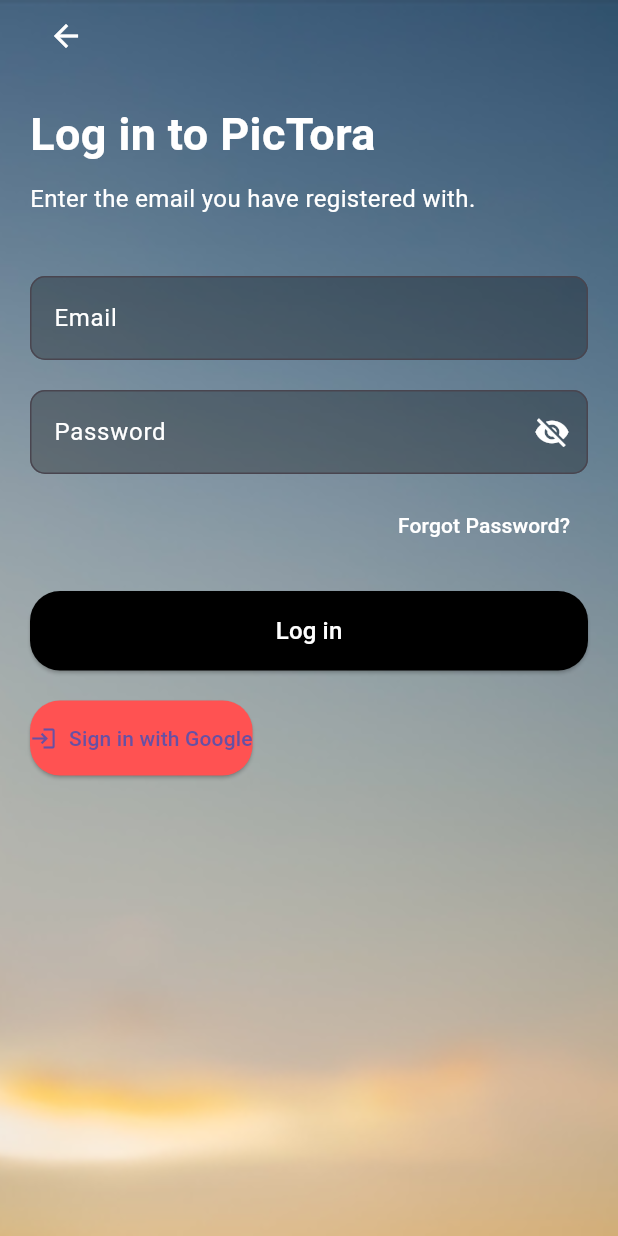
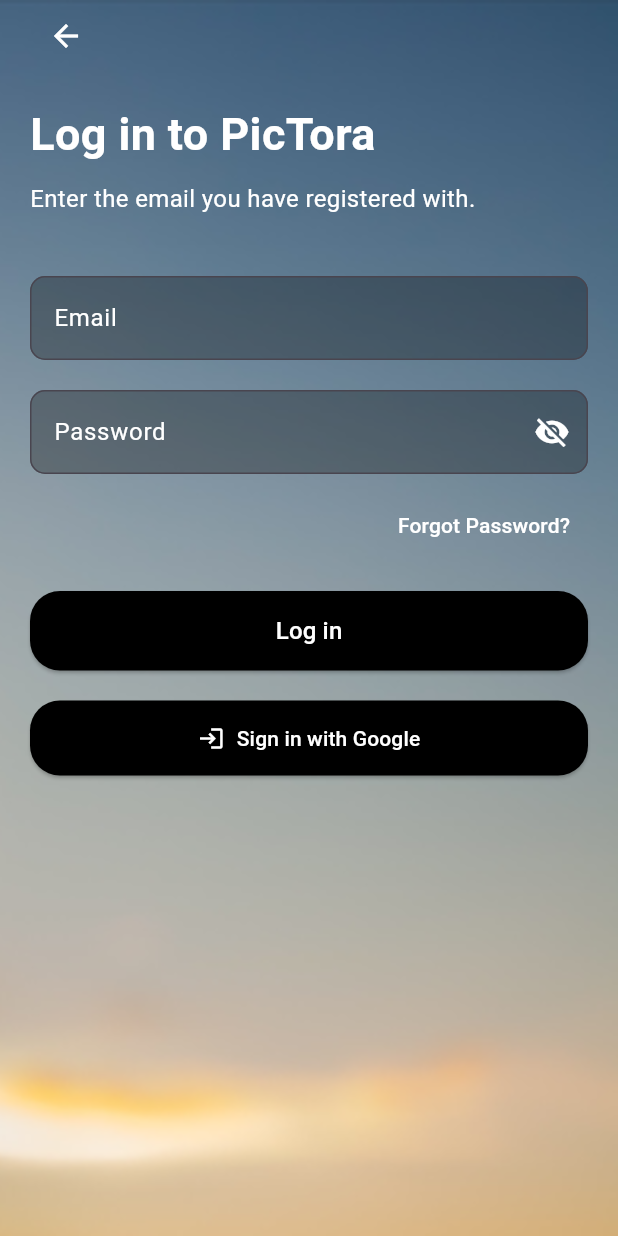
Before and after one commit to MuhammadTahmidurRahman/CSE-299-FACE-RECPGNITION-APP, a Flutter app: the LoginPage screen opened directly, on a phone screen of 412 x 824 dp. Run offline on Flutter 3.47's test engine with Material 3 defaults, Android fonts, the phone set to English and light mode, and no system bars; our stand-ins replace firebase_auth, firebase_core, firebase_storage, google_sign_in, image_picker, permission_handler and 1 more; accounts and stored records are empty.

Commit message:
Update login.dart

```diff
--- a/lib/login.dart
+++ b/lib/login.dart
@@ -2,7 +2,7 @@ import 'package:flutter/material.dart';
 import 'package:firebase_auth/firebase_auth.dart';
 import 'package:google_sign_in/google_sign_in.dart';
 import 'forgot_password.dart'; // Forgot password page import
-import 'home.dart'; // Home page import
+import 'createorjoinroom.dart'; // Home page import
 
 class LoginPage extends StatefulWidget {
   @override
@@ -133,18 +133,24 @@ class _LoginPageState extends State<LoginPage> {
                     ),
                     SizedBox(height: 20),
                     // Google Sign-In Button
+// Google Sign-In Button
                     ElevatedButton.icon(
                       onPressed: _loginWithGoogle,
-                      icon: Icon(Icons.login),
-                      label: Text("Sign in with Google"),
+                      icon: Icon(Icons.login, color: Colors.white), // Set icon color to white
+                      label: Text(
+                        "Sign in with Google",
+                        style: TextStyle(color: Colors.white), // Set text color to white
+                      ),
                       style: ElevatedButton.styleFrom(
-                        backgroundColor: Colors.redAccent, // Google brand color
-                        padding: EdgeInsets.symmetric(vertical: 15),
+                        backgroundColor: Colors.black, // Set button background color to black
+                        padding: EdgeInsets.symmetric(vertical: 15), // Same padding as the "Log in" button
+                        minimumSize: Size(double.infinity, 50), // Make the button fill the width like the "Log in" button
                         shape: RoundedRectangleBorder(
-                          borderRadius: BorderRadius.circular(20),
+                          borderRadius: BorderRadius.circular(20), // Same border radius as the "Log in" button
                         ),
                       ),
                     ),
+
                   ],
                 ),
               ),
@@ -225,7 +231,7 @@ class _LoginPageState extends State<LoginPage> {
       // Existing user, proceed to HomePage
       Navigator.pushReplacement(
         context,
-        MaterialPageRoute(builder: (context) => HomePage()),
+        MaterialPageRoute(builder: (context) => CreateOrJoinRoomPage()),
       );
     } else {
       // User is new, prevent account from being saved and sign them out
@@ -249,5 +255,3 @@ class _LoginPageState extends State<LoginPage> {
     }
   }
 }
-
-]\zWERTYUIOP[]\J'WER\'
```
